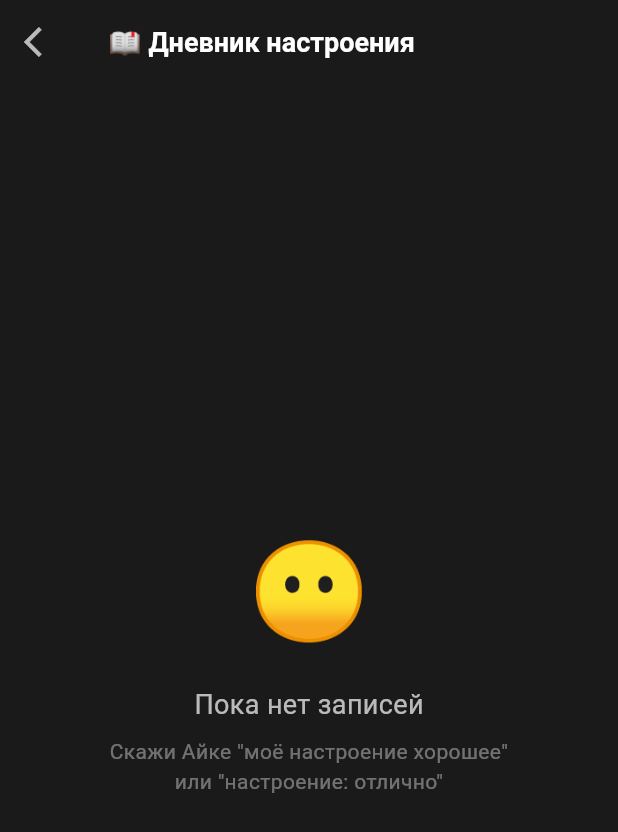
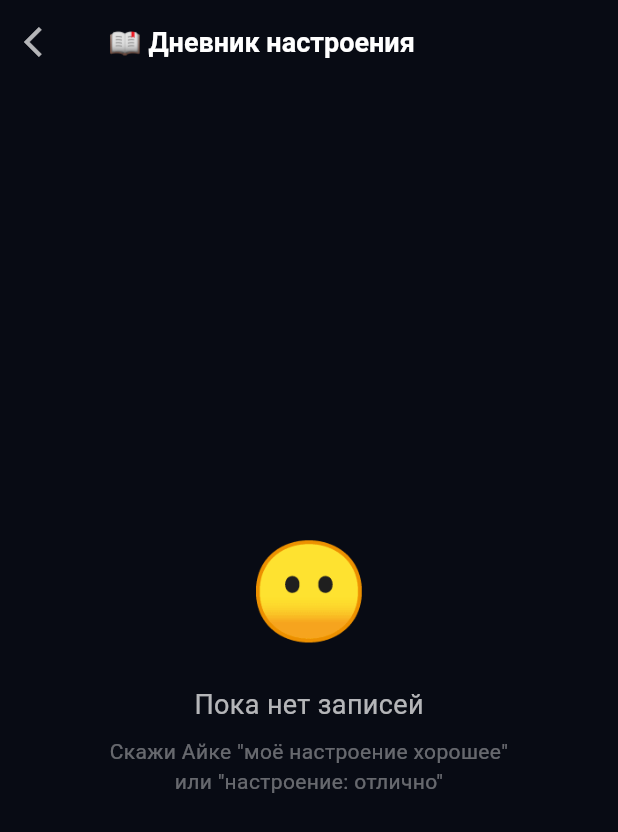
Before and after one commit to lucifermornngstar52-cell/airi-assistant, a Flutter app: the MoodDiaryScreen screen opened directly, on a phone screen of 412 x 824 dp. Shown: the top 832 px of the screen. Run offline on Flutter 3.47's test engine with Material 3 defaults, Android fonts, the phone set to English and light mode, and no system bars; our stand-ins replace camera, flutter_local_notifications, flutter_tts, image_picker, permission_handler, shared_preferences and 3 more; missing offline and left inert: flutter_inappwebview; accounts and stored records are empty.

Commit message:
fix: replace AikaTheme with AppTheme in mood_diary_screen.dart

```diff
--- a/lib/screens/mood_diary_screen.dart
+++ b/lib/screens/mood_diary_screen.dart
@@ -48,7 +48,7 @@ class _MoodDiaryScreenState extends State<MoodDiaryScreen> {
 
   Color _moodColor(int score) {
     if (score >= 8) return const Color(0xFF4CAF50);
-    if (score >= 6) return AikaTheme.neonBlue;
+    if (score >= 6) return AppTheme.neonBlue;
     if (score >= 4) return Colors.orange;
     return Colors.redAccent;
   }
@@ -64,9 +64,9 @@ class _MoodDiaryScreenState extends State<MoodDiaryScreen> {
   @override
   Widget build(BuildContext context) {
     return Scaffold(
-      backgroundColor: AikaTheme.background,
+      backgroundColor: AppTheme.background,
       appBar: AppBar(
-        backgroundColor: AikaTheme.background,
+        backgroundColor: AppTheme.background,
         elevation: 0,
         leading: IconButton(
           icon: const Icon(Icons.arrow_back_ios, color: Colors.white70),
@@ -78,7 +78,7 @@ class _MoodDiaryScreenState extends State<MoodDiaryScreen> {
         ),
       ),
       body: _loading
-          ? const Center(child: CircularProgressIndicator(color: AikaTheme.neonBlue))
+          ? const Center(child: CircularProgressIndicator(color: AppTheme.neonBlue))
           : _entries.isEmpty
               ? _buildEmpty()
               : Column(
@@ -120,10 +120,10 @@ class _MoodDiaryScreenState extends State<MoodDiaryScreen> {
       padding: const EdgeInsets.all(20),
       decoration: BoxDecoration(
         gradient: LinearGradient(
-          colors: [AikaTheme.neonBlue.withOpacity(0.2), AikaTheme.neonPink.withOpacity(0.1)],
+          colors: [AppTheme.neonBlue.withOpacity(0.2), AppTheme.neonPink.withOpacity(0.1)],
         ),
         borderRadius: BorderRadius.circular(16),
-        border: Border.all(color: AikaTheme.neonBlue.withOpacity(0.3)),
+        border: Border.all(color: AppTheme.neonBlue.withOpacity(0.3)),
       ),
       child: Row(
         mainAxisAlignment: MainAxisAlignment.spaceAround,
@@ -158,7 +158,7 @@ class _MoodDiaryScreenState extends State<MoodDiaryScreen> {
           margin: const EdgeInsets.only(bottom: 10),
           padding: const EdgeInsets.symmetric(horizontal: 16, vertical: 12),
           decoration: BoxDecoration(
-            color: AikaTheme.card,
+            color: AppTheme.card,
             borderRadius: BorderRadius.circular(12),
             border: Border.all(color: _moodColor(score).withOpacity(0.3)),
           ),
```
